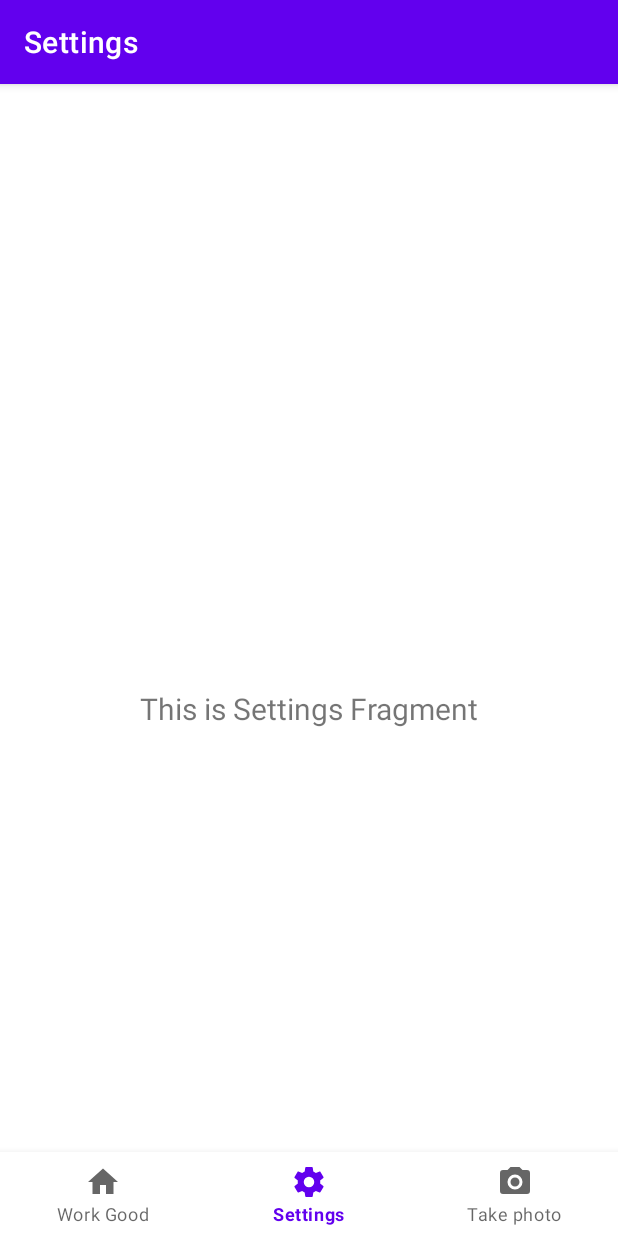
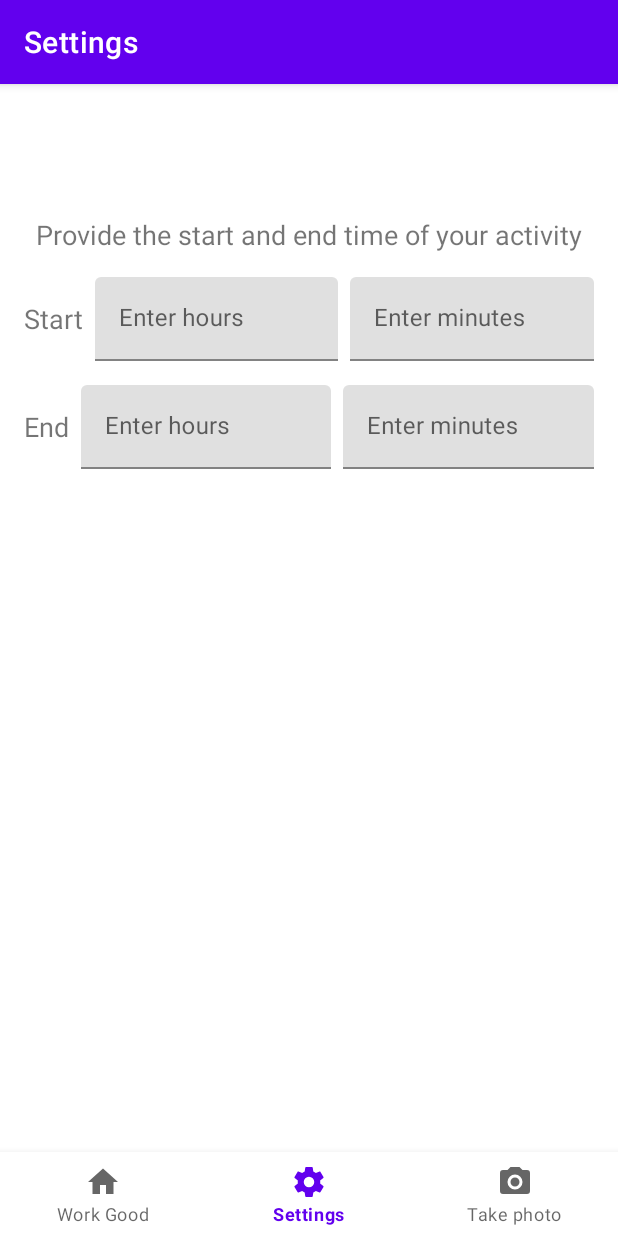
Before and after one commit to dawidowskilukasz/pamo_teamproject, an Android app: the SettingsFragment screen opened through its navigation route, on a phone screen of 412 x 824 dp. Run offline under Robolectric (Android 15) with nearby library versions, the phone set to English and light mode, and no system bars; our stand-ins replace navigation-ui.

Commit message:
3 Add settings screen

```diff
--- a/app/src/main/java/com/example/workgood/ui/settings/SettingsFragment.kt
+++ b/app/src/main/java/com/example/workgood/ui/settings/SettingsFragment.kt
@@ -18,20 +18,22 @@ class SettingsFragment : Fragment() {
     private val binding get() = _binding!!
 
     override fun onCreateView(
-            inflater: LayoutInflater,
-            container: ViewGroup?,
-            savedInstanceState: Bundle?
+        inflater: LayoutInflater,
+        container: ViewGroup?,
+        savedInstanceState: Bundle?
     ): View {
         val dashboardViewModel =
-                ViewModelProvider(this).get(SettingsViewModel::class.java)
+            ViewModelProvider(this).get(SettingsViewModel::class.java)
 
         _binding = FragmentSettingsBinding.inflate(inflater, container, false)
         val root: View = binding.root
 
-        val textView: TextView = binding.textSettings
-        dashboardViewModel.text.observe(viewLifecycleOwner) {
-            textView.text = it
-        }
+        // this is commented out as we no longer have this binding
+        // but it is a guideline of how to use such bindings:
+//        val textView: TextView = binding.textSettings
+//        dashboardViewModel.text.observe(viewLifecycleOwner) {
+//            textView.text = it
+//        }
         return root
     }
 
--- a/app/src/main/res/layout/fragment_settings.xml
+++ b/app/src/main/res/layout/fragment_settings.xml
@@ -6,17 +6,154 @@
     android:layout_height="match_parent"
     tools:context=".ui.settings.SettingsFragment">
 
+
     <TextView
-        android:id="@+id/text_settings"
-        android:layout_width="match_parent"
+        android:id="@+id/title_text"
+        android:layout_width="wrap_content"
         android:layout_height="wrap_content"
-        android:layout_marginStart="8dp"
-        android:layout_marginTop="8dp"
-        android:layout_marginEnd="8dp"
-        android:textAlignment="center"
-        android:textSize="20sp"
-        app:layout_constraintBottom_toBottomOf="parent"
+        android:layout_marginStart="16dp"
+        android:layout_marginTop="32dp"
+        android:layout_marginEnd="16dp"
+        android:text="Provide the start and end time of your activity"
+        android:textSize="18sp"
         app:layout_constraintEnd_toEndOf="parent"
         app:layout_constraintStart_toStartOf="parent"
         app:layout_constraintTop_toTopOf="parent" />
+
+    <LinearLayout
+        android:id="@+id/start_layout"
+        android:layout_width="0dp"
+        android:layout_height="wrap_content"
+        android:layout_marginStart="16dp"
+        android:layout_marginTop="16dp"
+        android:layout_marginEnd="16dp"
+        android:gravity="center_vertical"
+        android:orientation="horizontal"
+        app:layout_constraintEnd_toEndOf="parent"
+        app:layout_constraintStart_toStartOf="parent"
+        app:layout_constraintTop_toBottomOf="@id/title_text">
+
+        <!-- Start Time -->
+        <TextView
+            android:id="@+id/start_label"
+            android:layout_width="wrap_content"
+            android:layout_height="wrap_content"
+            android:layout_gravity="center_vertical"
+            android:layout_marginEnd="8dp"
+            android:text="Start"
+            android:textSize="18sp" />
+
+        <com.google.android.material.textfield.TextInputLayout
+            android:id="@+id/start_hour_input"
+            android:layout_width="0dp"
+            android:layout_height="wrap_content"
+            android:layout_marginEnd="8dp"
+            android:layout_weight="1"
+            android:hint="Enter hours">
+
+            <com.google.android.material.textfield.TextInputEditText
+                android:id="@+id/start_hour"
+                android:layout_width="match_parent"
+                android:layout_height="wrap_content"
+                android:inputType="number"
+                android:maxLength="2"
+                android:maxLines="1" />
+        </com.google.android.material.textfield.TextInputLayout>
+
+        <com.google.android.material.textfield.TextInputLayout
+            android:id="@+id/start_minute_input"
+            android:layout_width="0dp"
+            android:layout_height="wrap_content"
+            android:layout_weight="1"
+            android:hint="Enter minutes">
+
+            <com.google.android.material.textfield.TextInputEditText
+                android:id="@+id/start_minute"
+                android:layout_width="match_parent"
+                android:layout_height="wrap_content"
+                android:inputType="number"
+                android:maxLength="2"
+                android:maxLines="1" />
+        </com.google.android.material.textfield.TextInputLayout>
+    </LinearLayout>
+
+    <TextView
+        android:id="@+id/start_error"
+        android:layout_width="0dp"
+        android:layout_height="wrap_content"
+        android:layout_marginStart="16dp"
+        android:layout_marginEnd="16dp"
+        android:textColor="#FF0000"
+        app:layout_constraintEnd_toEndOf="parent"
+        app:layout_constraintStart_toStartOf="parent"
+        app:layout_constraintTop_toBottomOf="@id/start_layout" />
+
+    <!-- End Time -->
+    <LinearLayout
+        android:id="@+id/end_layout"
+        android:layout_width="0dp"
+        android:layout_height="wrap_content"
+        android:layout_marginStart="16dp"
+        android:layout_marginTop="16dp"
+        android:layout_marginEnd="16dp"
+        android:gravity="center_vertical"
+        android:orientation="horizontal"
+        app:layout_constraintEnd_toEndOf="parent"
+        app:layout_constraintStart_toStartOf="parent"
+        app:layout_constraintTop_toBottomOf="@id/start_layout">
+
+        <TextView
+            android:id="@+id/end_label"
+            android:layout_width="wrap_content"
+            android:layout_height="wrap_content"
+            android:layout_gravity="center_vertical"
+            android:layout_marginEnd="8dp"
+            android:text="End"
+            android:textSize="18sp" />
+
+        <com.google.android.material.textfield.TextInputLayout
+            android:id="@+id/end_hour_input"
+            android:layout_width="0dp"
+            android:layout_height="wrap_content"
+            android:layout_marginEnd="8dp"
+            android:layout_weight="1"
+            android:hint="Enter hours">
+
+            <com.google.android.material.textfield.TextInputEditText
+                android:id="@+id/end_hour"
+                android:layout_width="match_parent"
+                android:layout_height="wrap_content"
+                android:inputType="number"
+                android:maxLength="2"
+                android:maxLines="1" />
+        </com.google.android.material.textfield.TextInputLayout>
+
+        <com.google.android.material.textfield.TextInputLayout
+            android:id="@+id/end_minute_input"
+            android:layout_width="0dp"
+            android:layout_height="wrap_content"
+            android:layout_weight="1"
+            android:hint="Enter minutes">
+
+            <com.google.android.material.textfield.TextInputEditText
+                android:id="@+id/end_minute"
+                android:layout_width="match_parent"
+                android:layout_height="wrap_content"
+                android:inputType="number"
+                android:maxLength="2"
+                android:maxLines="1" />
+        </com.google.android.material.textfield.TextInputLayout>
+    </LinearLayout>
+
+    <TextView
+        android:id="@+id/end_error"
+        android:layout_width="0dp"
+        android:layout_height="wrap_content"
+        android:layout_marginStart="16dp"
+        android:layout_marginEnd="16dp"
+        android:textColor="#FF0000"
+        app:layout_constraintEnd_toEndOf="parent"
+        app:layout_constraintStart_toStartOf="parent"
+        app:layout_constraintTop_toBottomOf="@id/end_layout" />
+
 </androidx.constraintlayout.widget.ConstraintLayout>
```
